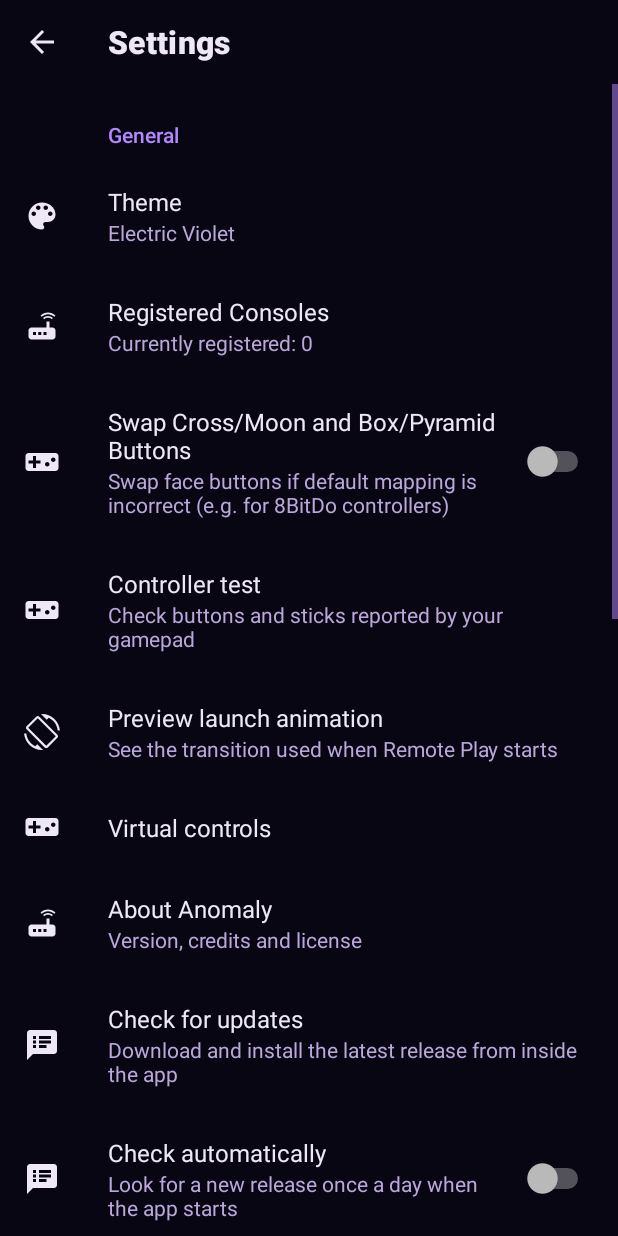
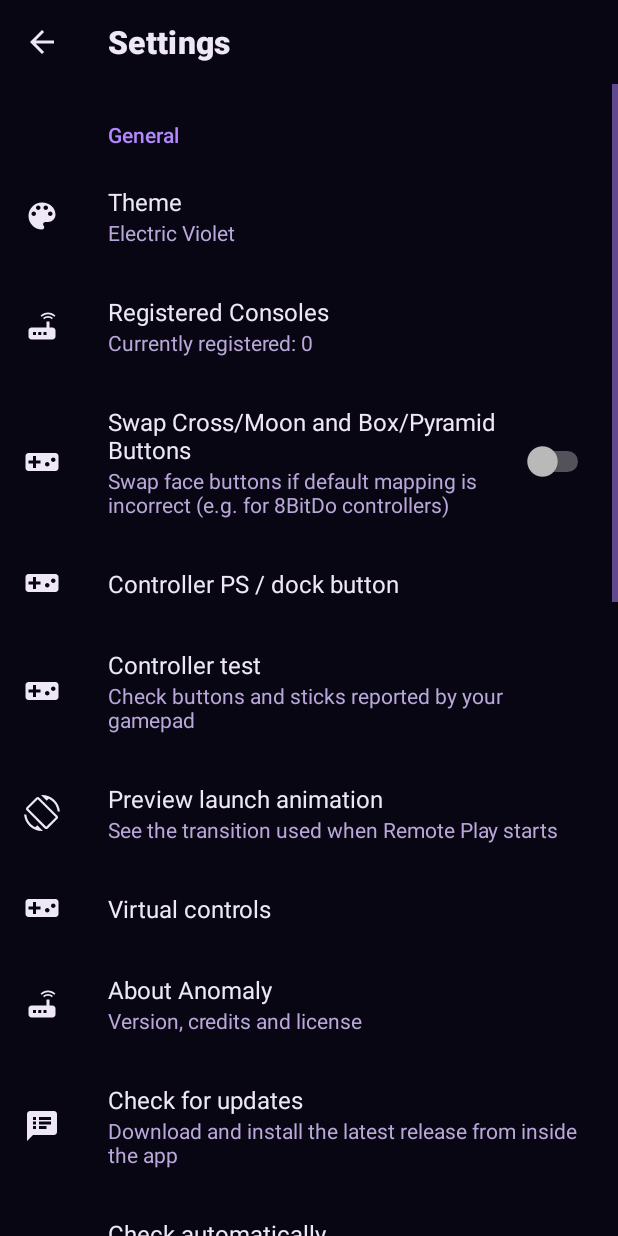
Before and after one commit to shahittoshariear-spec/anomaly, an Android app: the SettingsFragment screen opened directly, with no data from a screen before it, on a phone screen of 412 x 824 dp. Run offline under Robolectric (Android 15) with nearby library versions, the phone set to English and light mode, and no system bars; our stand-ins replace Room's generated code, androidx.preference; 7 statements that could not run were skipped.

Commit message:
Add dock button remap and allocation-free input

```diff
--- a/android/app/build.gradle
+++ b/android/app/build.gradle
@@ -28,8 +28,8 @@ android {
         applicationId "app.anomaly.remoteplay"
         minSdk 24
         targetSdk 35
-        versionCode 12
-        versionName "1.8.0"
+        versionCode 13
+        versionName "1.9.0"
         ndk { abiFilters "arm64-v8a", "armeabi-v7a" }
         externalNativeBuild {
             cmake {
--- a/android/app/src/main/java/com/metallic/chiaki/common/Preferences.kt
+++ b/android/app/src/main/java/com/metallic/chiaki/common/Preferences.kt
@@ -9,6 +9,7 @@ import androidx.preference.PreferenceManager
 import com.metallic.chiaki.R
 import com.metallic.chiaki.lib.Codec
 import com.metallic.chiaki.lib.ConnectVideoProfile
+import com.metallic.chiaki.lib.ControllerState
 import com.metallic.chiaki.lib.VideoFPSPreset
 import com.metallic.chiaki.lib.VideoResolutionPreset
 import kotlinx.coroutines.flow.MutableStateFlow
@@ -77,6 +78,36 @@ class Preferences(context: Context)
 		{
 			val all = values()
 			fun fromValue(value: String?) = all.firstOrNull { it.value == value } ?: ELECTRIC_VIOLET
+		}
+	}
+
+	/**
+	 * Controllers such as the EASYSMX M20 send their PS/Home/dock button as a regular
+	 * key event. Android reports it as BUTTON_MODE or BUTTON_C depending on the pad, so
+	 * both are routed through this mapping. `null` means the press is swallowed.
+	 */
+	enum class DockButton(val value: String, @StringRes val title: Int, val buttonMask: UInt?)
+	{
+		DEFAULT("default", R.string.dock_button_default, ControllerState.BUTTON_PS),
+		OPTIONS("options", R.string.dock_button_options, ControllerState.BUTTON_OPTIONS),
+		SHARE("share", R.string.dock_button_share, ControllerState.BUTTON_SHARE),
+		TOUCHPAD("touchpad", R.string.dock_button_touchpad, ControllerState.BUTTON_TOUCHPAD),
+		L3("l3", R.string.dock_button_l3, ControllerState.BUTTON_L3),
+		R3("r3", R.string.dock_button_r3, ControllerState.BUTTON_R3),
+		L2("l2", R.string.dock_button_l2, null),
+		R2("r2", R.string.dock_button_r2, null),
+		CROSS("cross", R.string.dock_button_cross, ControllerState.BUTTON_CROSS),
+		MOON("moon", R.string.dock_button_moon, ControllerState.BUTTON_MOON),
+		BOX("box", R.string.dock_button_box, ControllerState.BUTTON_BOX),
+		PYRAMID("pyramid", R.string.dock_button_pyramid, ControllerState.BUTTON_PYRAMID),
+		L1("l1", R.string.dock_button_l1, ControllerState.BUTTON_L1),
+		R1("r1", R.string.dock_button_r1, ControllerState.BUTTON_R1),
+		NONE("none", R.string.dock_button_none, null);
+
+		companion object
+		{
+			val all = values()
+			fun fromValue(value: String?) = all.firstOrNull { it.value == value } ?: DEFAULT
 		}
 	}
 
@@ -167,6 +198,11 @@ class Preferences(context: Context)
 		get() = sharedPreferences.getBoolean(swapCrossMoonKey, false)
 		set(value) { sharedPreferences.edit().putBoolean(swapCrossMoonKey, value).apply() }
 
+	val dockButtonKey get() = resources.getString(R.string.preferences_dock_button_key)
+	var dockButton: DockButton
+		get() = DockButton.fromValue(sharedPreferences.getString(dockButtonKey, null))
+		set(value) { sharedPreferences.edit().putString(dockButtonKey, value.value).apply() }
+
 	val resolutionKey get() = resources.getString(R.string.preferences_resolution_key)
 	var resolution
 		get() = sharedPreferences.getString(resolutionKey, resolutionDefault.value)?.let { value ->
--- a/android/app/src/main/java/com/metallic/chiaki/settings/SettingsFragment.kt
+++ b/android/app/src/main/java/com/metallic/chiaki/settings/SettingsFragment.kt
@@ -53,6 +53,7 @@ class DataStore(val preferences: Preferences): PreferenceDataStore()
 		preferences.codecKey -> preferences.codec.value
 		preferences.virtualControlsModeKey -> preferences.virtualControlsMode.value
 		preferences.themeKey -> preferences.theme.value
+		preferences.dockButtonKey -> preferences.dockButton.value
 		else -> defValue
 	}
 
@@ -80,6 +81,8 @@ class DataStore(val preferences: Preferences): PreferenceDataStore()
 				preferences.virtualControlsMode = Preferences.VirtualControlsMode.fromValue(value)
 			preferences.themeKey ->
 				preferences.theme = Preferences.Theme.fromValue(value)
+			preferences.dockButtonKey ->
+				preferences.dockButton = Preferences.DockButton.fromValue(value)
 		}
 	}
 }
@@ -133,6 +136,11 @@ class SettingsFragment: PreferenceFragmentCompat(), TitleFragment
 			it.entries = Preferences.VirtualControlsMode.all.map { mode -> getString(mode.title) }.toTypedArray()
 		}
 
+		preferenceScreen.findPreference<ListPreference>(getString(R.string.preferences_dock_button_key))?.let {
+			it.entryValues = Preferences.DockButton.all.map { button -> button.value }.toTypedArray()
+			it.entries = Preferences.DockButton.all.map { button -> getString(button.title) }.toTypedArray()
+		}
+
 		preferenceScreen.findPreference<Preference>("theme_picker")?.let {
 			it.summary = getString(preferences.theme.title)
 			it.setOnPreferenceClickListener {
--- a/android/app/src/main/res/values/strings.xml
+++ b/android/app/src/main/res/values/strings.xml
@@ -191,6 +191,23 @@
     <string name="preferences_codec_title_h265">H265 (PS5 only)</string>
     <string name="preferences_swap_cross_moon_title">Swap Cross/Moon and Box/Pyramid Buttons</string>
     <string name="preferences_swap_cross_moon_summary">Swap face buttons if default mapping is incorrect (e.g. for 8BitDo controllers)</string>
+    <string name="preferences_dock_button_title">Controller PS / dock button</string>
+    <string name="preferences_dock_button_summary">Choose what the controller\'s PS, Home or dock button sends to the console</string>
+    <string name="dock_button_default">Default (PS button)</string>
+    <string name="dock_button_options">Options</string>
+    <string name="dock_button_share">Share / Create</string>
+    <string name="dock_button_touchpad">Touchpad click</string>
+    <string name="dock_button_l3">L3 (left stick click)</string>
+    <string name="dock_button_r3">R3 (right stick click)</string>
+    <string name="dock_button_l2">L2 (left trigger)</string>
+    <string name="dock_button_r2">R2 (right trigger)</string>
+    <string name="dock_button_cross">Cross</string>
+    <string name="dock_button_moon">Moon</string>
+    <string name="dock_button_box">Box</string>
+    <string name="dock_button_pyramid">Pyramid</string>
+    <string name="dock_button_l1">L1</string>
+    <string name="dock_button_r1">R1</string>
+    <string name="dock_button_none">Do nothing</string>
     <string name="preferences_rumble_enabled_title">Rumble</string>
     <string name="preferences_rumble_enabled_summary">Use phone vibration motor for rumble</string>
     <string name="preferences_motion_enabled_title">Motion</string>
@@ -220,6 +237,7 @@
     <string name="preferences_import_settings_key">import_settings</string>
     <string name="preferences_export_settings_key">export_settings</string>
     <string name="preferences_swap_cross_moon_key">swap_cross_moon</string>
+    <string name="preferences_dock_button_key">dock_button</string>
     <string name="preferences_resolution_key">stream_resolution</string>
     <string name="preferences_fps_key">stream_fps</string>
     <string name="preferences_bitrate_key">stream_bitrate</string>
--- a/android/app/src/main/res/xml/preferences.xml
+++ b/android/app/src/main/res/xml/preferences.xml
@@ -23,6 +23,12 @@
             app:key="@string/preferences_swap_cross_moon_key"
             app:title="@string/preferences_swap_cross_moon_title"
             app:summary="@string/preferences_swap_cross_moon_summary"
+            app:icon="@drawable/ic_gamepad" />
+
+        <ListPreference
+            app:key="@string/preferences_dock_button_key"
+            app:title="@string/preferences_dock_button_title"
+            app:summary="%s"
             app:icon="@drawable/ic_gamepad" />
 
         <Preference
```
Also changed, not shown: android/app/src/main/java/com/metallic/chiaki/session/StreamInput.kt (+72 -4 lines).
